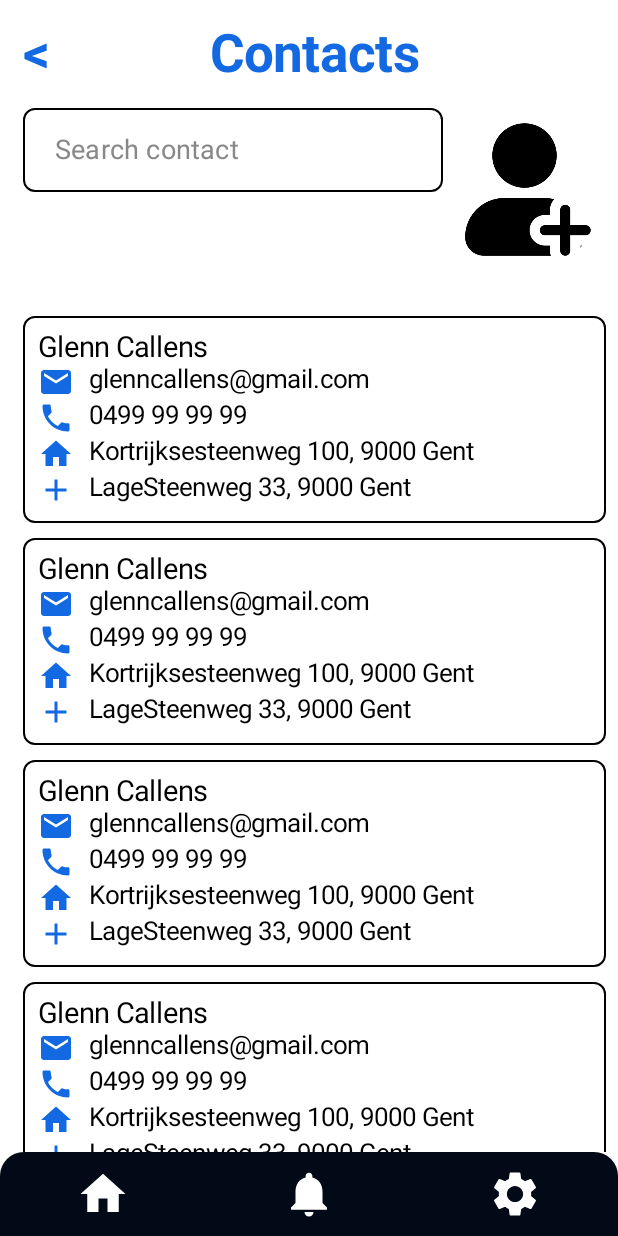
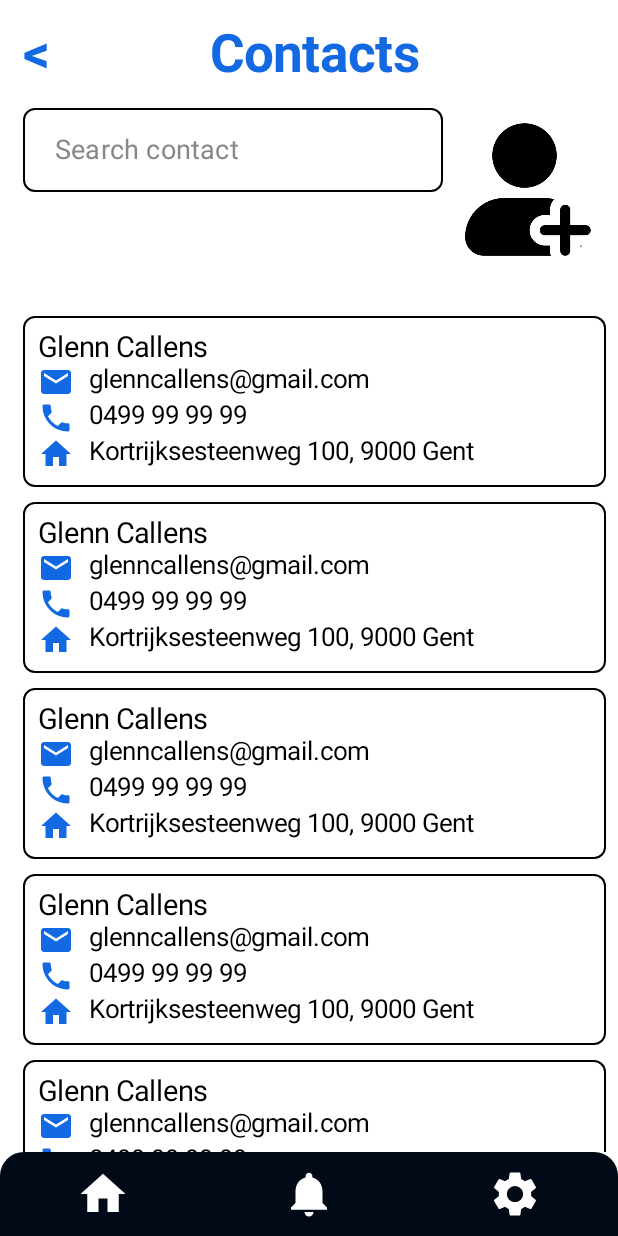
Before and after one commit to JarneLosschaert/DeliverMe-user, an Android app built with Jetpack Compose: the DeliverMeApp screen opened through its navigation route, after a tap on "Contacts", on a phone screen of 412 x 824 dp. Run offline under Robolectric (Android 15) with nearby library versions, the phone set to English and light mode, and no system bars.

Commit message:
added show phone number

```diff
--- a/app/src/main/java/be/howest/jarnelosschaert/deliverme/ui/helpers/functions/GeneralFunctions.kt
+++ b/app/src/main/java/be/howest/jarnelosschaert/deliverme/ui/helpers/functions/GeneralFunctions.kt
@@ -5,3 +5,10 @@ import be.howest.jarnelosschaert.deliverme.logic.models.HomeAddress
 fun showAddress(homeAddress: HomeAddress): String {
     return "${homeAddress.street} ${homeAddress.number}, ${homeAddress.zip} ${homeAddress.city}"
 }
+
+fun showPhoneNumber(phoneNumber: String): String {
+    if (phoneNumber.length == 10) {
+        return "0${phoneNumber.substring(0, 2)} ${phoneNumber.substring(2, 4)} ${phoneNumber.substring(4, 6)} ${phoneNumber.substring(6, 8)} ${phoneNumber.substring(8, 10)}"
+    }
+    return phoneNumber
+}
--- a/app/src/main/java/be/howest/jarnelosschaert/deliverme/ui/screens/ContactsScreen.kt
+++ b/app/src/main/java/be/howest/jarnelosschaert/deliverme/ui/screens/ContactsScreen.kt
@@ -24,6 +24,7 @@ import be.howest.jarnelosschaert.deliverme.ui.helpers.components.Content
 import be.howest.jarnelosschaert.deliverme.ui.helpers.components.GeneralTextField
 import be.howest.jarnelosschaert.deliverme.ui.helpers.components.GeneralTextPopup
 import be.howest.jarnelosschaert.deliverme.ui.helpers.components.Title
+import be.howest.jarnelosschaert.deliverme.ui.helpers.functions.showPhoneNumber
 
 
 @Composable
@@ -111,9 +112,8 @@ fun Contact() {
         Content(text = "Glenn Callens", fontSize = 19)
 
         Info(text = "glenncallens@gmail.com", isEmail = true)
-        Info(text = "0499 99 99 99", isPhone = true)
+        Info(text = showPhoneNumber("0499 99 99 99"), isPhone = true)
         Info(text = "Kortrijksesteenweg 100, 9000 Gent")
-        Info(text = "LageSteenweg 33, 9000 Gent", isExtraAddress = true)
     }
     Spacer(modifier = Modifier.height(10.dp))
 }
@@ -121,13 +121,11 @@ fun Contact() {
 @Composable
 fun Info(
     text: String,
-    isExtraAddress: Boolean = false,
     isEmail: Boolean = false,
     isPhone: Boolean = false,
 ) {
     Row {
         var icon = Icons.Default.Home
-        if (isExtraAddress) icon = Icons.Default.Add
         if (isEmail) icon = Icons.Default.Email
         if (isPhone) icon = Icons.Default.Phone
         Icon(
--- a/app/src/main/java/be/howest/jarnelosschaert/deliverme/ui/screens/settingPages/ProfileScreen.kt
+++ b/app/src/main/java/be/howest/jarnelosschaert/deliverme/ui/screens/settingPages/ProfileScreen.kt
@@ -21,6 +21,7 @@ import be.howest.jarnelosschaert.deliverme.ui.helpers.components.Label
 import be.howest.jarnelosschaert.deliverme.ui.helpers.components.GeneralButton
 import be.howest.jarnelosschaert.deliverme.ui.helpers.components.Title
 import be.howest.jarnelosschaert.deliverme.ui.helpers.functions.showAddress
+import be.howest.jarnelosschaert.deliverme.ui.helpers.functions.showPhoneNumber
 
 data class PopupContent(
     val title: String,
@@ -170,7 +171,7 @@ fun Profile(
             onConfirm = {}
         ))
     EditableContentLabel(label = "Phone number",
-        text = customer.person.phone,
+        text = showPhoneNumber(customer.person.phone),
         onEdit = onTextEdit,
         popupContent = PopupContent(
             title = "Change phone number",
```
